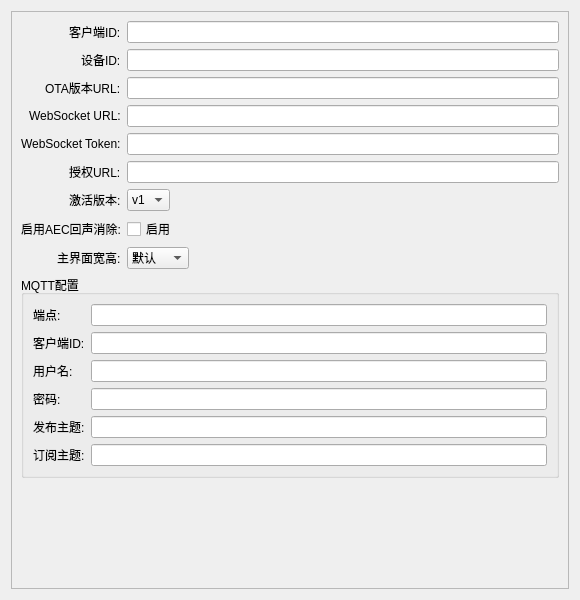
Old version of the form src/views/settings/components/system_options/system_options_widget.ui in the repository LvedByLove/Desktop-interaction.
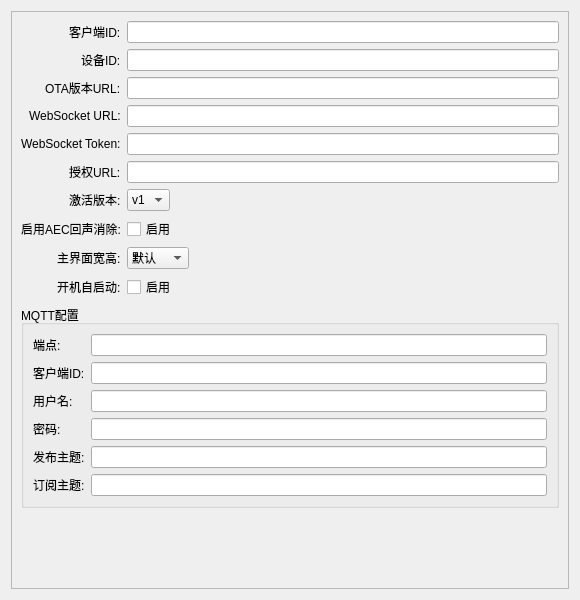
New version of the form.

```diff
--- a/src/views/settings/components/system_options/system_options_widget.ui
+++ b/src/views/settings/components/system_options/system_options_widget.ui
@@ -160,7 +160,21 @@
          </item>
         </widget>
        </item>
-       <item row="9" column="0" colspan="2">
+       <item row="9" column="0">
+        <widget class="QLabel" name="label_autostart">
+         <property name="text">
+          <string>开机自启动:</string>
+         </property>
+        </widget>
+       </item>
+       <item row="9" column="1">
+        <widget class="QCheckBox" name="autostart_check">
+         <property name="text">
+          <string>启用</string>
+         </property>
+        </widget>
+       </item>
+       <item row="10" column="0" colspan="2">
         <widget class="QGroupBox" name="mqtt_group">
          <property name="title">
           <string>MQTT配置</string>
```
